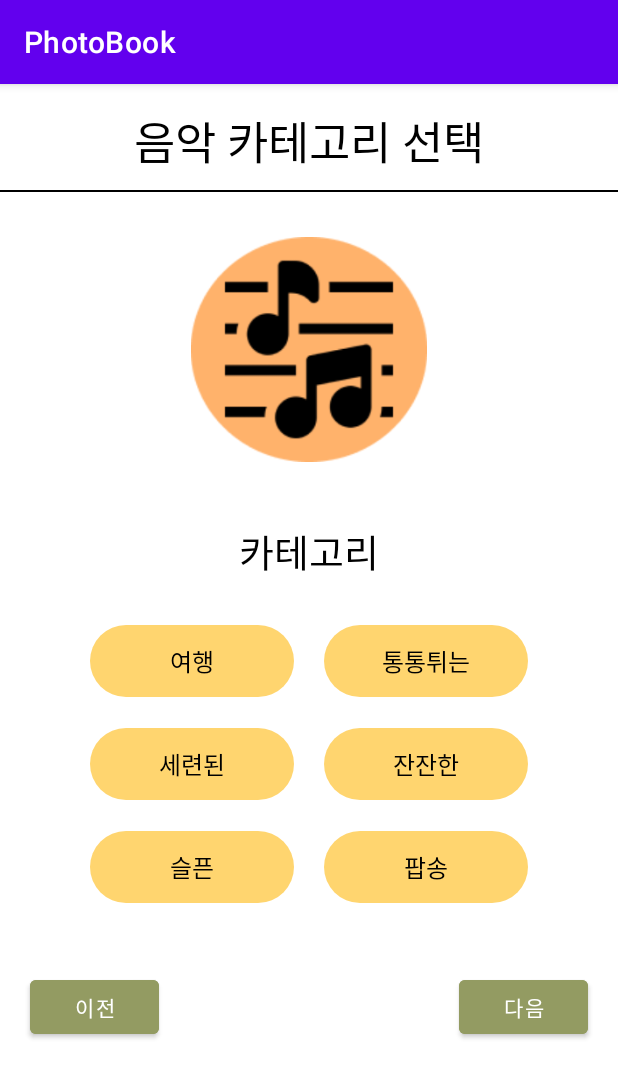
After one commit to spring-2023-Corner-Hackathon/frontend, an Android app: the MusicCategory screen opened directly, with no data from a screen before it, on a phone screen of 412 x 824 dp. The commit adds this screen. Shown: the top 1078 px of the screen. Run offline under Robolectric (Android 15) with nearby library versions, the phone set to English and light mode, and no system bars.

Commit message:
음악 선택

```diff
--- a/app/src/main/java/com/example/photobook/HomeFragment.kt
+++ b/app/src/main/java/com/example/photobook/HomeFragment.kt
@@ -114,6 +114,12 @@ class HomeFragment : Fragment() {
             }
         }
 
+        // 포토북 만들러 가기
+        binding.makeBook.setOnClickListener {
+            val intent = Intent(getActivity(), MakeActivity::class.java)
+            startActivity(intent)
+        }
+
     }
 
         companion object {
--- /dev/null
+++ b/app/src/main/res/drawable/category_background.xml
@@ -0,0 +1,5 @@
+<?xml version="1.0" encoding="utf-8"?>
+<shape xmlns:android="http://schemas.android.com/apk/res/android">
+        <solid android:color="#FFD56F" />
+        <corners android:radius="150dp"/>
+</shape>
--- /dev/null
+++ b/app/src/main/res/drawable/checkbox_musiccategory.xml
@@ -0,0 +1,16 @@
+<?xml version="1.0" encoding="utf-8"?>
+<selector xmlns:android="http://schemas.android.com/apk/res/android">
+    <item android:state_checked="true">
+        <shape android:shape="rectangle">
+            <solid android:color="#FFD56F" />
+            <stroke android:color="#FF7B54" android:width="3dp"/>
+            <corners android:radius="150dp"/>
+        </shape>
+    </item>
+    <item android:state_checked="false">
+        <shape android:shape="rectangle">
+            <solid android:color="#FFD56F" />
+            <corners android:radius="150dp"/>
+        </shape>
+    </item>
+</selector>
--- a/app/src/main/res/layout/activity_make.xml
+++ b/app/src/main/res/layout/activity_make.xml
@@ -12,7 +12,7 @@
         android:layout_height="wrap_content"
         android:layout_marginTop="15dp"
         android:text="표지 선택"
-        android:textSize="35dp"
+        android:textSize="30dp"
         android:gravity="center"
         android:layout_marginBottom="15dp"
         android:textColor="@color/black"/>
--- /dev/null
+++ b/app/src/main/res/layout/activity_music_category.xml
@@ -0,0 +1,180 @@
+<?xml version="1.0" encoding="utf-8"?>
+<LinearLayout xmlns:android="http://schemas.android.com/apk/res/android"
+    xmlns:app="http://schemas.android.com/apk/res-auto"
+    xmlns:tools="http://schemas.android.com/tools"
+    android:layout_width="match_parent"
+    android:layout_height="match_parent"
+    android:orientation="vertical"
+    tools:context=".MakeActivity">
+
+    <TextView
+        android:layout_width="match_parent"
+        android:layout_height="wrap_content"
+        android:layout_marginTop="15dp"
+        android:text="음악 카테고리 선택"
+        android:textSize="30dp"
+        android:gravity="center"
+        android:layout_marginBottom="10dp"
+        android:textColor="@color/black"/>
+    <View
+        android:layout_width="match_parent"
+        android:layout_height="1dp"
+        android:background="#000000" />
+
+    <ScrollView
+        android:layout_width="match_parent"
+        android:layout_height="match_parent">
+
+        <LinearLayout
+            android:layout_width="match_parent"
+            android:layout_height="wrap_content"
+            android:orientation="vertical">
+
+
+            <LinearLayout
+                android:layout_width="match_parent"
+                android:layout_marginBottom="30dp"
+                android:layout_marginTop="30dp"
+                android:orientation="vertical"
+                android:layout_height="wrap_content">
+                <ImageView
+                    android:layout_width="wrap_content"
+                    android:layout_gravity="center"
+                    android:layout_height="150dp"
+                    android:src="@drawable/itunes"/>
+                <TextView
+                    android:layout_marginTop="40dp"
+                    android:layout_width="match_parent"
+                    android:layout_height="wrap_content"
+                    android:text="카테고리"
+                    android:gravity="center"
+                    android:textColor="@color/black"
+                    android:textSize="25dp"/>
+            </LinearLayout>
+
+            <LinearLayout
+                android:layout_marginLeft="60dp"
+                android:layout_marginRight="60dp"
+                android:layout_marginBottom="15dp"
+                android:layout_width="match_parent"
+                android:layout_height="wrap_content"
+                android:orientation="horizontal">
+                <CheckBox
+                    android:layout_marginRight="10dp"
+                    android:layout_width="0dp"
+                    android:layout_height="wrap_content"
+                    android:id="@+id/musicCategory1"
+                    android:layout_weight="1"
+                    android:button="@null"
+                    android:text="여행"
+                    android:textSize="16dp"
+                    android:gravity="center"
+                    android:layout_marginBottom="5dp"
+                    android:background="@drawable/checkbox_musiccategory"/>
+                <CheckBox
+                    android:layout_marginLeft="10dp"
+                    android:layout_width="0dp"
+                    android:layout_height="wrap_content"
+                    android:id="@+id/musicCategory2"
+                    android:layout_weight="1"
+                    android:button="@null"
+                    android:text="통통튀는"
+                    android:textSize="16dp"
+                    android:gravity="center"
+                    android:layout_marginBottom="5dp"
+                    android:background="@drawable/checkbox_musiccategory"/>
+            </LinearLayout>
+            <LinearLayout
+                android:layout_marginLeft="60dp"
+                android:layout_marginRight="60dp"
+                android:layout_marginBottom="15dp"
+                android:layout_width="match_parent"
+                android:layout_height="wrap_content"
+                android:orientation="horizontal">
+                <CheckBox
+                    android:layout_marginRight="10dp"
+                    android:layout_width="0dp"
+                    android:layout_height="wrap_content"
+                    android:id="@+id/musicCategory3"
+                    android:layout_weight="1"
+                    android:button="@null"
+                    android:text="세련된"
+                    android:textSize="16dp"
+                    android:gravity="center"
+                    android:layout_marginBottom="5dp"
+                    android:background="@drawable/checkbox_musiccategory"/>
+                <CheckBox
+                    android:layout_marginLeft="10dp"
+                    android:layout_width="0dp"
+                    android:layout_height="wrap_content"
+                    android:id="@+id/musicCategory4"
+                    android:layout_weight="1"
+                    android:button="@null"
+                    android:text="잔잔한"
+                    android:textSize="16dp"
+                    android:gravity="center"
+                    android:layout_marginBottom="5dp"
+                    android:background="@drawable/checkbox_musiccategory"/>
+            </LinearLayout>
+            <LinearLayout
+                android:layout_marginLeft="60dp"
+                android:layout_marginRight="60dp"
+                android:layout_marginBottom="20dp"
+                android:layout_width="match_parent"
+                android:layout_height="wrap_content"
+                android:orientation="horizontal">
+                <CheckBox
+                    android:layout_marginRight="10dp"
+                    android:layout_width="0dp"
+                    android:layout_height="wrap_content"
+                    android:id="@+id/musicCategory5"
+                    android:layout_weight="1"
+                    android:button="@null"
+                    android:text="슬픈"
+                    android:textSize="16dp"
+                    android:gravity="center"
+                    android:layout_marginBottom="5dp"
+                    android:background="@drawable/checkbox_musiccategory"/>
+                <CheckBox
+                    android:layout_marginLeft="10dp"
+                    android:layout_width="0dp"
+                    android:layout_height="wrap_content"
+                    android:id="@+id/musicCategory6"
+                    android:layout_weight="1"
+                    android:button="@null"
+                    android:text="팝송"
+                    android:textSize="16dp"
+                    android:gravity="center"
+                    android:layout_marginBottom="5dp"
+                    android:background="@drawable/checkbox_musiccategory"/>
+            </LinearLayout>
+
+
+            <LinearLayout
+                android:layout_marginBottom="30dp"
+                android:layout_width="match_parent"
+                android:layout_height="wrap_content"
+                android:layout_marginTop="20dp"
+                android:orientation="horizontal">
+                <Button
+                    android:layout_width="wrap_content"
+                    android:layout_height="wrap_content"
+                    android:layout_marginLeft="20dp"
+                    android:layout_marginRight="100dp"
+                    android:layout_weight="1"
+                    android:text="이전"
+                    android:backgroundTint="#939B62"
+                    android:id="@+id/coverBack"/>
+                <Button
+                    android:layout_width="wrap_content"
+                    android:layout_height="wrap_content"
+                    android:layout_marginRight="20dp"
+                    android:layout_marginLeft="100dp"
+                    android:layout_weight="1"
+                    android:text="다음"
+                    android:backgroundTint="#939B62"
+                    android:id="@+id/coverNext"/>
+            </LinearLayout>
+        </LinearLayout>
+    </ScrollView>
+</LinearLayout>
--- a/app/src/main/res/values/colors.xml
+++ b/app/src/main/res/values/colors.xml
@@ -7,4 +7,9 @@
     <color name="teal_700">#FF018786</color>
     <color name="black">#FF000000</color>
     <color name="white">#FFFFFFFF</color>
+    <color name="white_background">#FCF8E8</color>
+    <color name="orange_700">#FF7B54</color>
+    <color name="orange_200">#FFB26B</color>
+    <color name="yellow">#FFD56F</color>
+    <color name="deep_green">#939B62</color>
 </resources>
--- a/app/src/main/res/values/themes.xml
+++ b/app/src/main/res/values/themes.xml
@@ -13,4 +13,8 @@
         <item name="android:statusBarColor" tools:targetApi="l">?attr/colorPrimaryVariant</item>
         <!-- Customize your theme here. -->
     </style>
+    <style name="CustomRadioButton" parent="Theme.AppCompat.Light">
+        <item name="colorAccent">@color/orange_200</item>
+        <item name="colorControlNormal">@color/black</item>
+    </style>
 </resources>
```
Also changed, not shown: app/src/main/AndroidManifest.xml (+7 -1 lines), app/src/main/java/com/example/photobook/ChooseMusic.kt (added, +170 -0 lines), app/src/main/java/com/example/photobook/MakeActivity.kt (+11 -2 lines), app/src/main/java/com/example/photobook/MusicCategory.kt (added, +105 -0 lines), app/src/main/res/drawable/radiobutton_music.xml (added, +7 -0 lines), app/src/main/res/layout/activity_choose_music.xml (added, +138 -0 lines), app/src/main/res/drawable/itunes.png (added), app/src/main/res/drawable/radiocustom_checked.png (added), app/src/main/res/drawable/radiocustom_unchecked.png (added), 4 other files.
